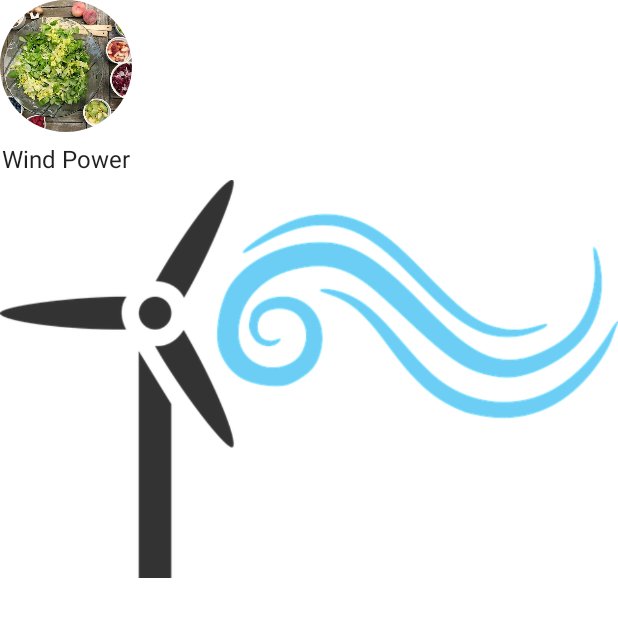
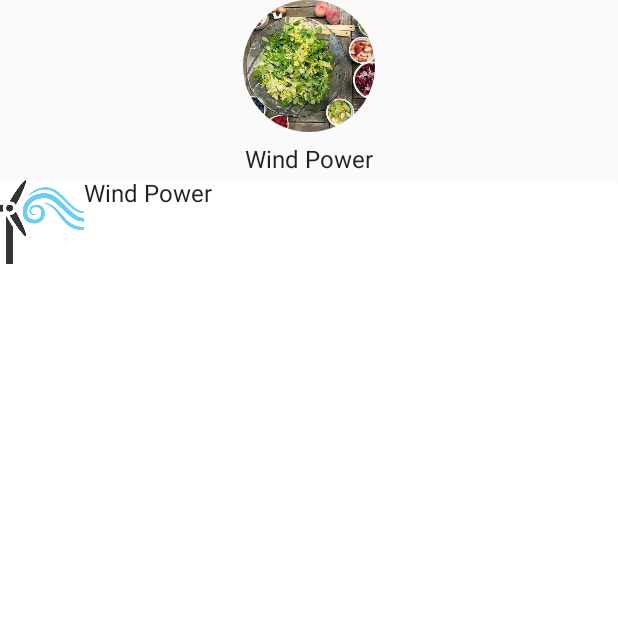
Before and after one commit to Luccien/questionaire02, an Android app built with Jetpack Compose: the screen it shows after launch (MainActivity), on a phone screen of 412 x 824 dp, the top half of it. Run offline under Robolectric (Android 15) with nearby library versions, the phone set to English and light mode, and no system bars.

Commit message:
working on surface second menu

```diff
--- a/app/src/main/java/de/lu/questionaire02/MainActivity.kt
+++ b/app/src/main/java/de/lu/questionaire02/MainActivity.kt
@@ -31,13 +31,13 @@ class MainActivity : ComponentActivity() {
         setContent {
             Questionaire02Theme {
                 // A surface container using the 'background' color from the theme
-                Surface(
+                /*Surface(
                     modifier = Modifier.fillMaxSize(),
                     color = MaterialTheme.colors.background
-                ) {
+                ) {*/
                        StartScreen()
 
-                    }
+                    //}
                 }
             }
         }
@@ -46,15 +46,9 @@ class MainActivity : ComponentActivity() {
 @Preview(showBackground = true)
 @Composable
 fun StartScreen(modifier: Modifier = Modifier) {
-    Box(
-        modifier = Modifier
-            //.background(DeepBlue)
-            .fillMaxSize()
-    ) {
-
         Column(
-            //horizontalAlignment = Alignment.CenterHorizontally,
-            //modifier = modifier.fillMaxSize()
+            horizontalAlignment = Alignment.CenterHorizontally,
+            modifier = modifier.fillMaxSize()
         )
         {
 
@@ -62,7 +56,7 @@ fun StartScreen(modifier: Modifier = Modifier) {
             MiddleMenu()
         }
     }
-}
+
 
 
 
@@ -87,16 +81,11 @@ fun TopMenu(modifier: Modifier = Modifier) {
         modifier = Modifier
             .paddingFromBaseline(top = 24.dp, bottom = 8.dp)
     )
-    //FavoriteCollectionCard()
+
 }
 
 }
-@Composable
-fun MiddleMenu222(modifier: Modifier = Modifier) {
-    Text(
-        "stringResource()llllllllllllllllllllllllllllll"
-    )
-}
+
 
 @Composable
 fun MiddleMenu(modifier: Modifier = Modifier) {
@@ -105,12 +94,16 @@ fun MiddleMenu(modifier: Modifier = Modifier) {
         //modifier = modifier.fillMaxSize()
     ) {
         Surface(
+            shape = MaterialTheme.shapes.small,
             modifier = Modifier.fillMaxSize()
         ) {
-            Row {
+            Row (Modifier.width(192.dp)){
                 Image(
                     painter = painterResource(id = R.drawable.p1),
-                    contentDescription = null
+                    contentScale = ContentScale.Crop,
+                    contentDescription = null,
+                    modifier = Modifier
+                            .size(56.dp)
                 )
                 Text(
                     stringResource(id = R.string.windPower)
```
